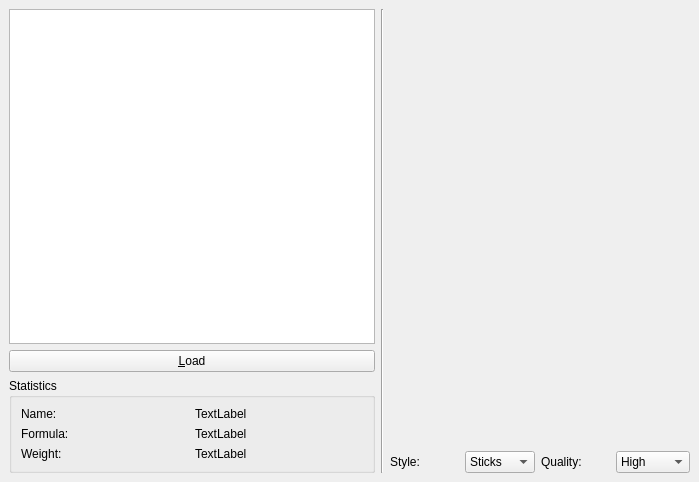
Above: src/moleculeviewerwidget.ui from KDE/kalzium before the change. Below: the same form after it.
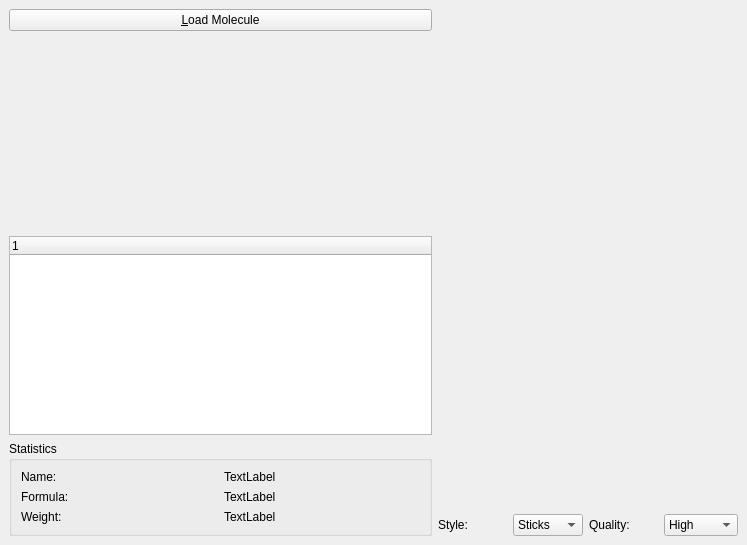
That is the form after the change. Custom widgets are drawn as their Qt base class.

```diff
--- a/src/moleculeviewerwidget.ui
+++ b/src/moleculeviewerwidget.ui
@@ -9,7 +9,7 @@
     <x>0</x>
     <y>0</y>
     <width>699</width>
-    <height>482</height>
+    <height>545</height>
    </rect>
   </property>
   <property name="windowTitle" >
@@ -30,23 +30,29 @@
      <property name="spacing" >
       <number>6</number>
      </property>
-     <item>
-      <widget class="QListWidget" name="moleculeList" >
-       <property name="minimumSize" >
-        <size>
-         <width>100</width>
-         <height>100</height>
-        </size>
-       </property>
-      </widget>
-     </item>
      <item>
       <widget class="QPushButton" name="loadButton" >
        <property name="text" >
-        <string>&amp;Load</string>
+        <string>&amp;Load Molecule</string>
        </property>
       </widget>
      </item>
+     <item>
+      <spacer>
+       <property name="orientation" >
+        <enum>Qt::Vertical</enum>
+       </property>
+       <property name="sizeHint" >
+        <size>
+         <width>423</width>
+         <height>16</height>
+        </size>
+       </property>
+      </spacer>
+     </item>
+     <item>
+      <widget class="QTreeWidget" name="treeWidget" />
+     </item>
      <item>
       <widget class="QGroupBox" name="groupBox" >
        <property name="title" >
@@ -137,13 +143,6 @@
     </layout>
    </item>
    <item row="0" column="1" >
-    <widget class="Line" name="line" >
-     <property name="orientation" >
-      <enum>Qt::Vertical</enum>
-     </property>
-    </widget>
-   </item>
-   <item row="0" column="2" >
     <layout class="QVBoxLayout" >
      <property name="margin" >
       <number>0</number>
```
